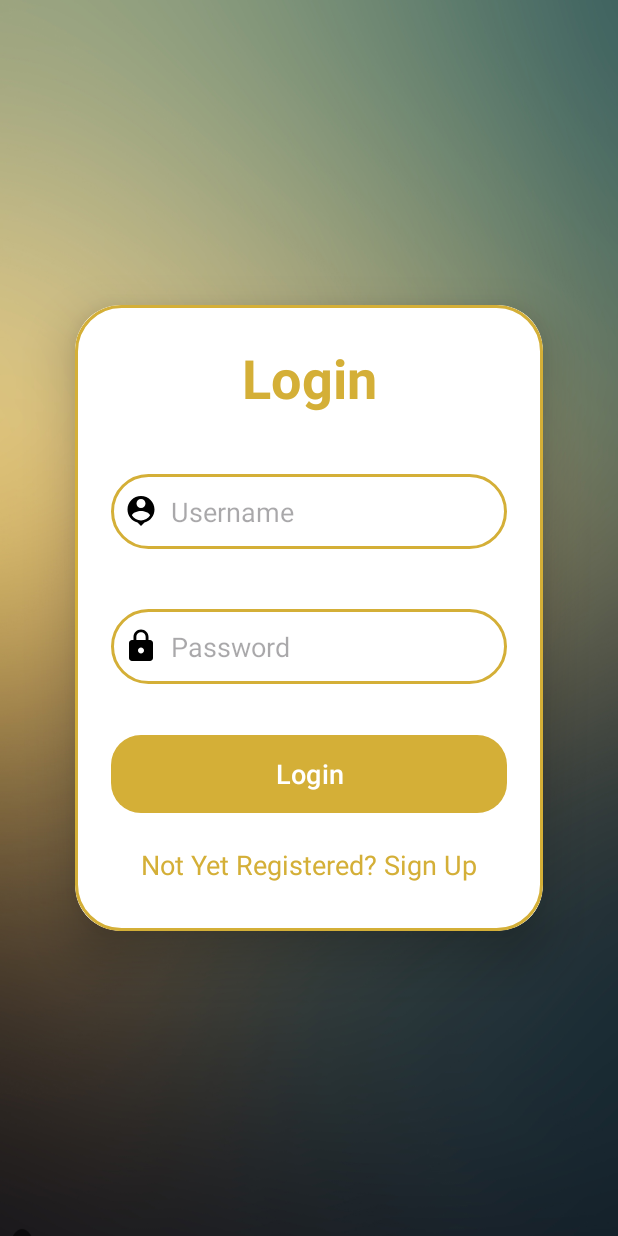
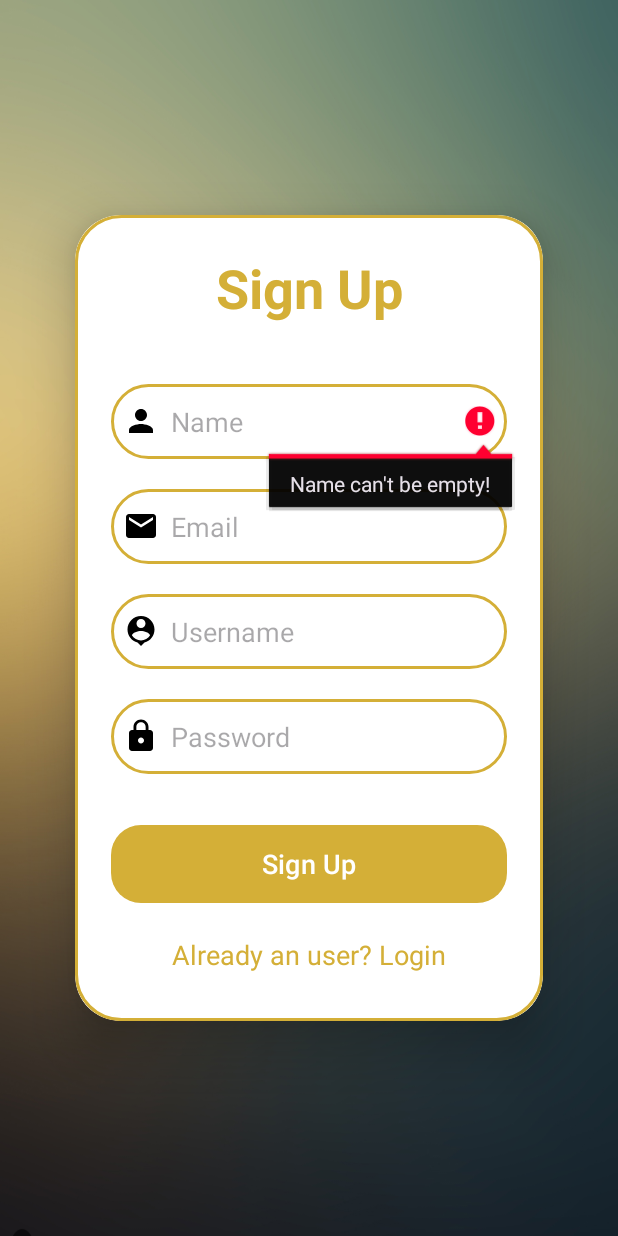
Before and after one commit to GeoCort/Group3Craftify, an Android app: the SignupActivity screen opened directly, with no data from a screen before it, after a tap on "Sign Up", on a phone screen of 412 x 824 dp. Run offline under Robolectric (Android 15) with nearby library versions, the phone set to English and light mode, and no system bars; our stand-ins replace Firebase (no records; nobody signed in at launch, a user with empty details on screens opened directly).

Commit message:
Alternative to SignUpActivity.java

```diff
--- a/app/src/main/java/com/example/group3craftify/SignupActivity.java
+++ b/app/src/main/java/com/example/group3craftify/SignupActivity.java
@@ -2,6 +2,7 @@ package com.example.group3craftify;
 
 import android.content.Intent;
 import android.os.Bundle;
+import android.text.TextUtils;
 import android.util.Log;
 import android.view.View;
 import android.widget.Button;
@@ -10,11 +11,15 @@ import android.widget.TextView;
 import android.widget.Toast;
 
 import androidx.activity.EdgeToEdge;
+import androidx.annotation.NonNull;
 import androidx.appcompat.app.AppCompatActivity;
 import androidx.core.graphics.Insets;
 import androidx.core.view.ViewCompat;
 import androidx.core.view.WindowInsetsCompat;
 
+import com.google.android.gms.tasks.OnCompleteListener;
+import com.google.android.gms.tasks.Task;
+import com.google.firebase.auth.AuthResult;
 import com.google.firebase.auth.FirebaseAuth;
 import com.google.firebase.database.DatabaseReference;
 import com.google.firebase.database.FirebaseDatabase;
@@ -31,13 +36,7 @@ public class SignupActivity extends AppCompatActivity {
     @Override
     protected void onCreate(Bundle savedInstanceState) {
         super.onCreate(savedInstanceState);
-        EdgeToEdge.enable(this);
         setContentView(R.layout.activity_signup);
-        ViewCompat.setOnApplyWindowInsetsListener(findViewById(R.id.main), (v, insets) -> {
-            Insets systemBars = insets.getInsets(WindowInsetsCompat.Type.systemBars());
-            v.setPadding(systemBars.left, systemBars.top, systemBars.right, systemBars.bottom);
-            return insets;
-        });
 
         signupName = findViewById(R.id.signup_name);
         signupEmail= findViewById(R.id.signup_email);
@@ -46,27 +45,10 @@ public class SignupActivity extends AppCompatActivity {
         signupButton = findViewById(R.id.signup_button);
         loginRiderectText = findViewById(R.id.loginRiderectText);
 
-        signupButton.setOnClickListener(new View.OnClickListener() {
-            @Override
-            public void onClick(View v) {
+        dbAuth = FirebaseAuth.getInstance();
 
-                database = FirebaseDatabase.getInstance();
-                reference = database.getReference("Users");
-
-                String name = signupName.getText().toString();
-                String email = signupEmail.getText().toString();
-                String username = signupUsername.getText().toString();
-                String password = signupPassword.getText().toString();
-
-                HelperClass helperClass = new HelperClass(name, email, username, password);
-                reference.child(name).setValue(helperClass);
-
-                dbAuth.createUserWithEmailAndPassword(email,password);
-
-                Toast.makeText(SignupActivity.this, "You have signed up successfully", Toast.LENGTH_SHORT).show();
-                Intent intent = new Intent(SignupActivity.this, LoginActivity.class);
-                startActivity(intent);
-            }
+        signupButton.setOnClickListener(view -> {
+            createUser();
         });
 
         loginRiderectText.setOnClickListener(new View.OnClickListener() {
@@ -77,4 +59,55 @@ public class SignupActivity extends AppCompatActivity {
             }
         });
     }
+
+    private void createUser()
+    {
+        String name = signupName.getText().toString();
+        String email = signupEmail.getText().toString();
+        String username = signupUsername.getText().toString();
+        String password = signupPassword.getText().toString();
+
+        if (TextUtils.isEmpty(name))
+        {
+            signupName.setError("Name can't be empty!");
+            signupName.requestFocus();
+        }
+
+        else if (TextUtils.isEmpty(email))
+        {
+            signupName.setError("Email can't be empty!");
+            signupName.requestFocus();
+        }
+
+        else if (TextUtils.isEmpty(username))
+        {
+            signupName.setError("Username can't be empty!");
+            signupName.requestFocus();
+        }
+
+        else if (TextUtils.isEmpty(password))
+        {
+            signupName.setError("Password can't be empty!");
+            signupName.requestFocus();
+        }
+
+        else
+        {
+            dbAuth.createUserWithEmailAndPassword(email, password).addOnCompleteListener(new OnCompleteListener<AuthResult>() {
+                @Override
+                public void onComplete(@NonNull Task<AuthResult> task)
+                {
+                    if (task.isSuccessful())
+                    {
+                        Toast.makeText(SignupActivity.this, "Successful Register!", Toast.LENGTH_SHORT).show();
+                        startActivity(new Intent(SignupActivity.this, LoginActivity.class));
+                    }
+                    else
+                    {
+                        Toast.makeText(SignupActivity.this, "Registration error!" + task.getException().getMessage(), Toast.LENGTH_LONG).show();
+                    }
+                }
+            });
+        }
+    }
 }
```
